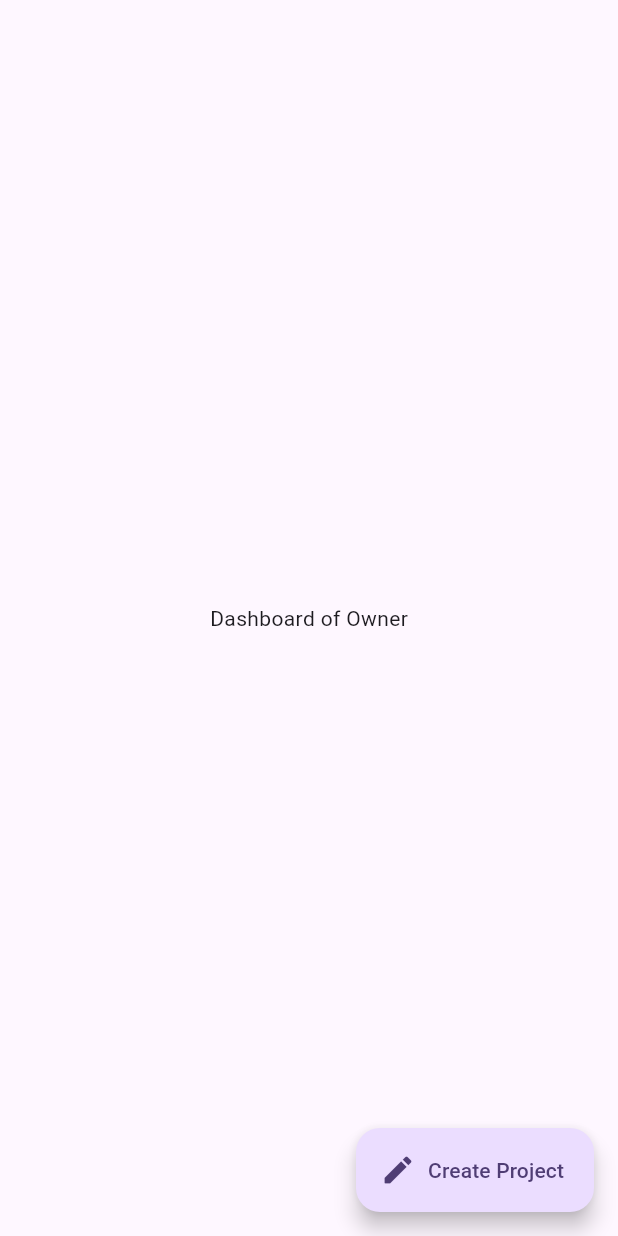
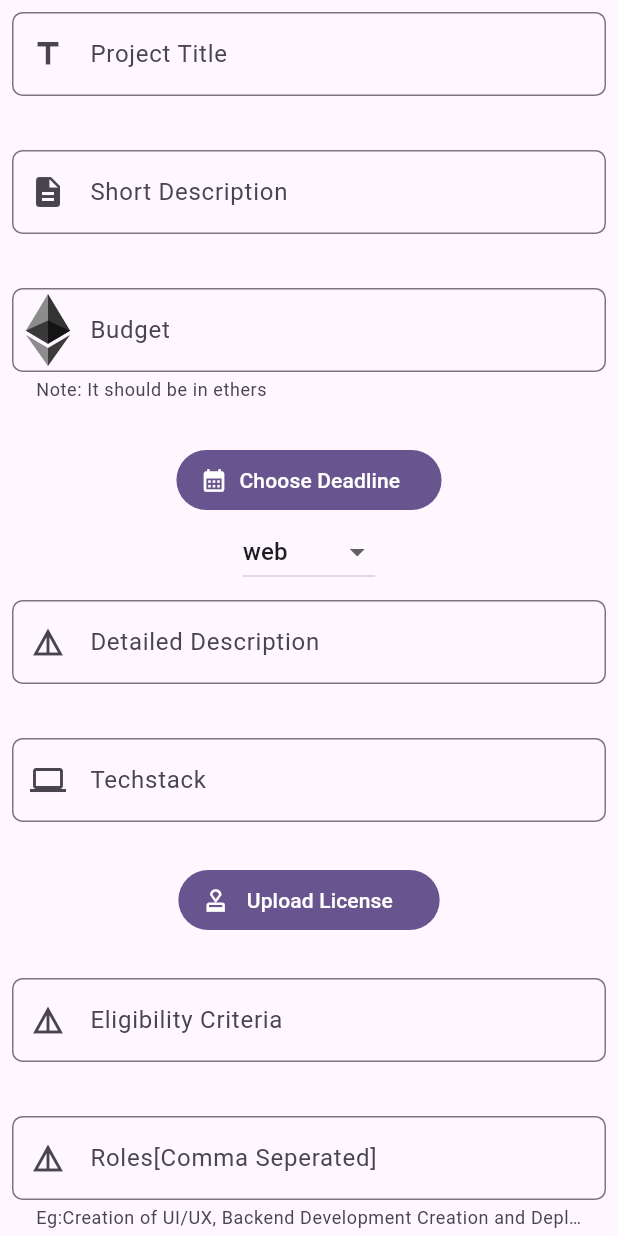
Before and after one commit to OmkarSsawant/Web3-Freelance-App, a Flutter app: the screen it shows after launch, after a tap on "Create Project", on a phone screen of 412 x 824 dp. Run offline on Flutter 3.47's test engine with Material 3 defaults, Android fonts, the light colour scheme and no system bars; our stand-ins replace cached_network_image, cloud_firestore, file_picker, firebase_core, firebase_storage, flutter_svg and 1 more; missing offline and left inert: web3dart; accounts and stored records are empty.

Commit message:
Added Upload Project Feature

```diff
--- a/lib/presentation/project_owner/dashboard.dart
+++ b/lib/presentation/project_owner/dashboard.dart
@@ -1,4 +1,5 @@
 import 'package:flutter/material.dart';
+import 'package:web3_freelancer/presentation/project_owner/project_create.dart';
 
 class OwnerDashboard extends StatefulWidget {
   const OwnerDashboard({super.key});
@@ -13,7 +14,10 @@ class _OwnerDashboardState extends State<OwnerDashboard> {
     return Scaffold(
       body: Center(child: const Text("Dashboard of Owner")),
       floatingActionButton: FloatingActionButton.extended(
-        onPressed: () {},
+        onPressed: () {
+          Navigator.of(context)
+              .push(MaterialPageRoute(builder: (c) => CreateProjectScree()));
+        },
         icon: const Icon(Icons.create_rounded),
         label: const Text("Create Project"),
       ),
--- /dev/null
+++ b/lib/presentation/project_owner/project_create.dart
@@ -0,0 +1,231 @@
+import 'dart:math';
+
+import 'package:file_picker/file_picker.dart';
+import 'package:flutter/material.dart';
+import 'package:flutter_svg/flutter_svg.dart';
+import 'package:provider/provider.dart';
+import 'package:web3_freelancer/utils.dart';
+import 'package:web3_freelancer/web3/freelance_client.dart';
+import 'package:web3dart/credentials.dart';
+import 'package:web3dart/web3dart.dart';
+
+class CreateProjectScree extends StatefulWidget {
+  const CreateProjectScree({super.key});
+
+  @override
+  State<CreateProjectScree> createState() => _CreateProjectScreeState();
+}
+
+class _CreateProjectScreeState extends State<CreateProjectScree> {
+  //  bytes32 title;
+  //       bytes32 project_type;
+  //       uint deadline;
+  //       uint deposit_budget;
+  //       string short_description;
+  bool fileReqUploaded = true;
+
+  TextEditingController _titleEC = TextEditingController(),
+      _depoBudEC = TextEditingController(),
+      _sDescEC = TextEditingController(),
+      _longDescEC = TextEditingController(),
+      _techstackEC = TextEditingController(),
+      _rolesEC = TextEditingController(),
+      _eliCriEC = TextEditingController();
+  DateTime? deadline;
+  String projectType = "web";
+  @override
+  Widget build(BuildContext context) {
+    return Scaffold(
+      body: SizedBox(
+        child: SingleChildScrollView(
+          child: SizedBox(
+            child: Column(
+              children: [
+                Padding(
+                  padding: const EdgeInsets.all(8.0),
+                  child: TextField(
+                    decoration: InputDecoration(
+                        border: OutlineInputBorder(
+                            borderRadius: BorderRadius.circular(7)),
+                        hintText: "Web3 Freelancer",
+                        labelText: "Project Title",
+                        prefixIcon: const Icon(Icons.title)),
+                    controller: _titleEC,
+                  ),
+                ),
+                const SizedBox(
+                  height: 20,
+                ),
+                Padding(
+                  padding: const EdgeInsets.all(8.0),
+                  child: TextField(
+                    decoration: InputDecoration(
+                        border: OutlineInputBorder(
+                            borderRadius: BorderRadius.circular(7)),
+                        hintText: "A short description of your app",
+                        labelText: "Short Description",
+                        prefixIcon: const Icon(Icons.description)),
+                    controller: _sDescEC,
+                  ),
+                ),
+                const SizedBox(
+                  height: 20,
+                ),
+                Padding(
+                  padding: const EdgeInsets.all(8.0),
+                  child: TextField(
+                    decoration: InputDecoration(
+                      border: OutlineInputBorder(
+                          borderRadius: BorderRadius.circular(7)),
+                      hintText: "0.3",
+                      labelText: "Budget",
+                      helperText: "Note: It should be in ethers",
+                      prefixIcon:
+                          SvgPicture.asset("assets/images/eth.svg", width: 20),
+                    ),
+                    controller: _depoBudEC,
+                  ),
+                ),
+                const SizedBox(
+                  height: 20,
+                ),
+                FilledButton.icon(
+                    onPressed: () async {
+                      deadline = await showDatePicker(
+                          context: context,
+                          firstDate: DateTime.now(),
+                          lastDate: DateTime(2090));
+                    },
+                    icon: const Icon(Icons.calendar_month),
+                    label: const Text("Choose Deadline ")),
+                DropdownButton(
+                    value: projectType,
+                    items: [
+                      "web",
+                      "android",
+                      'ios',
+                      'mac',
+                      'windows',
+                      'linux',
+                      'backend',
+                      'hybrid'
+                    ]
+                        .map((e) =>
+                            DropdownMenuItem(value: e, child: Text("$e")))
+                        .toList(),
+                    onChanged: (t) {
+                      if (t != null) projectType = t;
+                      setState(() {});
+                    }),
+                Padding(
+                  padding: const EdgeInsets.all(8.0),
+                  child: TextField(
+                    decoration: InputDecoration(
+                        border: OutlineInputBorder(
+                            borderRadius: BorderRadius.circular(7)),
+                        hintText: "Write a Detailed Description of Project",
+                        labelText: "Detailed Description",
+                        prefixIcon: const Icon(Icons.details)),
+                    controller: _longDescEC,
+                  ),
+                ),
+                const SizedBox(
+                  height: 20,
+                ),
+                Padding(
+                  padding: const EdgeInsets.all(8.0),
+                  child: TextField(
+                    decoration: InputDecoration(
+                        border: OutlineInputBorder(
+                            borderRadius: BorderRadius.circular(7)),
+                        hintText: "Write Techs used in project",
+                        labelText: "Techstack",
+                        prefixIcon: const Icon(Icons.computer)),
+                    controller: _techstackEC,
+                  ),
+                ),
+                const SizedBox(
+                  height: 20,
+                ),
+                FilledButton.icon(
+                    onPressed: () async {
+                      FilePickerResult? result =
+                          await FilePicker.platform.pickFiles(
+                        allowMultiple: false,
+                        type: FileType.image,
+                      );
+                      if (result != null && result.files.first.bytes != null) {
+                        fileReqUploaded = false;
+                        //Upload Profile Image to IPFS
+                      }
+                    },
+                    icon: const Icon(Icons.approval),
+                    label: const Text(" Upload License  ")),
+                const SizedBox(
+                  height: 20,
+                ),
+                Padding(
+                  padding: const EdgeInsets.all(8.0),
+                  child: TextField(
+                    decoration: InputDecoration(
+                        border: OutlineInputBorder(
+                            borderRadius: BorderRadius.circular(7)),
+                        hintText:
+                            "What criteria should candidate have to apply ",
+                        labelText: "Eligibility Criteria",
+                        prefixIcon: const Icon(Icons.details)),
+                    controller: _eliCriEC,
+                  ),
+                ),
+                const SizedBox(
+                  height: 20,
+                ),
+                Padding(
+                  padding: const EdgeInsets.all(8.0),
+                  child: TextField(
+                    decoration: InputDecoration(
+                        border: OutlineInputBorder(
+                            borderRadius: BorderRadius.circular(7)),
+                        hintText:
+                            "What Roles/Responsibilities  should developer handle",
+                        labelText: "Roles[Comma Seperated]",
+                        helperText:
+                            "Eg:Creation of UI/UX, Backend Development Creation and Deployment",
+                        prefixIcon: const Icon(Icons.details)),
+                    controller: _rolesEC,
+                  ),
+                ),
+                const SizedBox(
+                  height: 20,
+                ),
+                ElevatedButton.icon(
+                    onPressed: () => _createProject(context),
+                    icon: const Icon(Icons.app_registration_outlined),
+                    label: const Text("Register"))
+              ],
+            ),
+          ),
+        ),
+      ),
+    );
+  }
+
+  void _createProject(BuildContext context) async {
+    if (fileReqUploaded) {
+      final contract = context.read<FreelanceContractClient>();
+      var txn = await contract.createProject(
+        EthereumAddress.fromHex("0xf39fd6e51aad88f6f4ce6ab8827279cfffb92266"),
+        _titleEC.text,
+        _sDescEC.text,
+        projectType,
+        deadline!.millisecondsSinceEpoch.big,
+        BigInt.from(double.parse(_depoBudEC.text.trim()) * (pow(10, 18))),
+      );
+
+      ScaffoldMessenger.of(context)
+          .showSnackBar(SnackBar(content: Text("Create Prject by txn $txn")));
+      await Future.delayed(Durations.extralong4 * 3);
+      Navigator.of(context).pop();
+    }
+  }
+}
--- a/lib/web3/freelance_client.dart
+++ b/lib/web3/freelance_client.dart
@@ -184,7 +184,7 @@ function finalizeProjectBid(uint amount,uint project_id,string memory proposal,b
               depositBudget,
               shortDesc
             ],
-            value: EtherAmount.inWei(BigInt.from(10000000000000000))),
+            value: EtherAmount.inWei(depositBudget)),
         chainId: 31337);
   }
 
```
